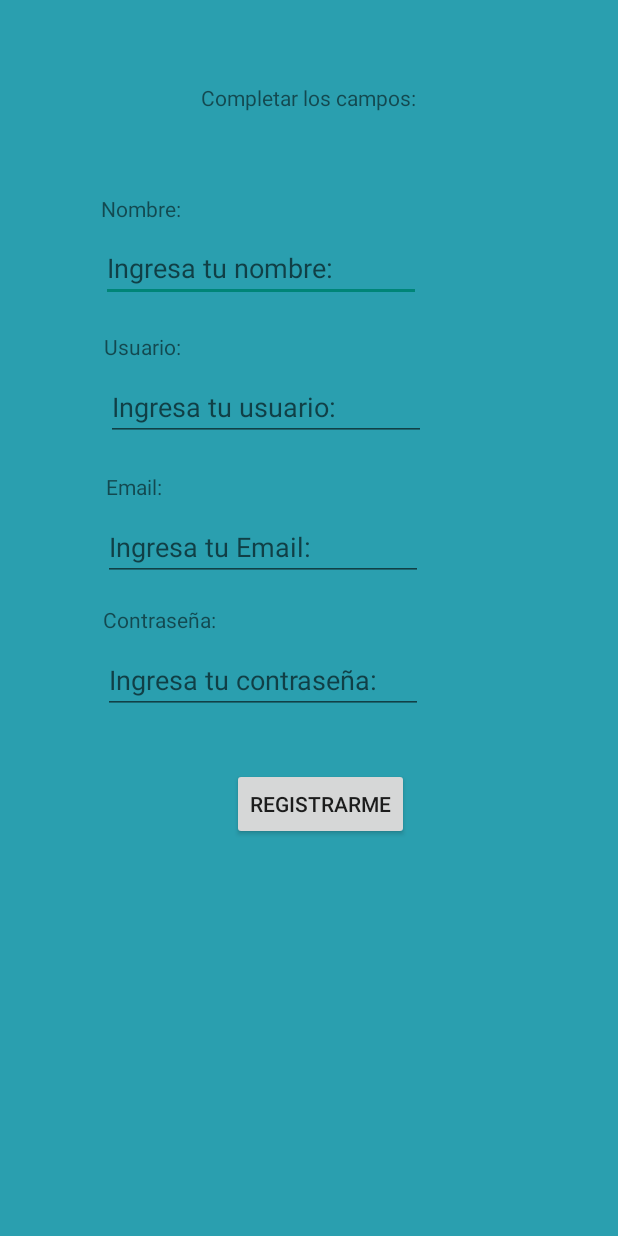
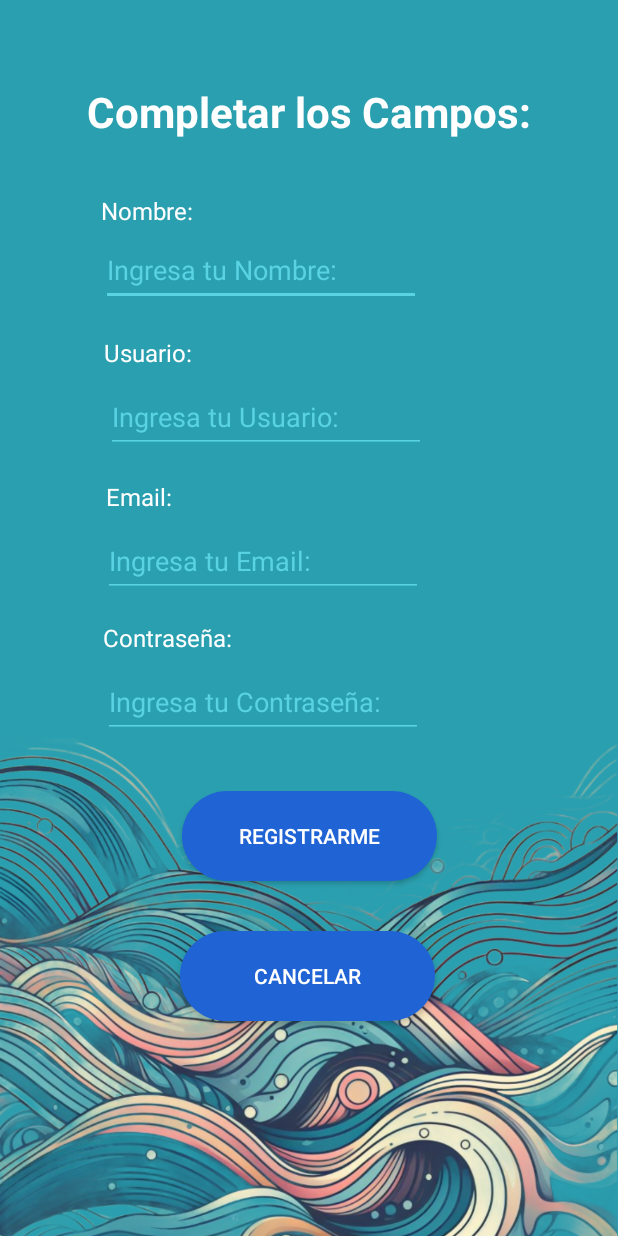
Before and after one commit to Alastor003/TaskApp, an Android app: the Registro screen opened directly, with no data from a screen before it, on a phone screen of 412 x 824 dp. Run offline under Robolectric (Android 15) with nearby library versions, the phone set to English and light mode, and no system bars.

Commit message:
cambios varios

```diff
--- a/app/src/main/java/com/example/taskapp/MainActivity.java
+++ b/app/src/main/java/com/example/taskapp/MainActivity.java
@@ -17,9 +17,7 @@ public class MainActivity extends AppCompatActivity {
         super.onCreate(savedInstanceState);
         setContentView(R.layout.activity_main);
 
-        //Casteo
         btnRegistro = findViewById(R.id.registrar);
-
 
         btnRegistro.setOnClickListener(new View.OnClickListener() {
             @Override
@@ -28,6 +26,5 @@ public class MainActivity extends AppCompatActivity {
                 startActivity(registro);
             }
         });
-
     }
 }
--- a/app/src/main/java/com/example/taskapp/Registro.java
+++ b/app/src/main/java/com/example/taskapp/Registro.java
@@ -2,13 +2,26 @@ package com.example.taskapp;
 
 import androidx.appcompat.app.AppCompatActivity;
 
+import android.content.Intent;
 import android.os.Bundle;
+import android.view.View;
+import android.widget.Button;
 
 public class Registro extends AppCompatActivity {
 
+    Button btnCancelar;
     @Override
     protected void onCreate(Bundle savedInstanceState) {
         super.onCreate(savedInstanceState);
         setContentView(R.layout.activity_registro);
+
+        btnCancelar = findViewById(R.id.btnCancelar);
+
+        btnCancelar.setOnClickListener(new View.OnClickListener() {
+            @Override
+            public void onClick(View view) {
+                finish();
+            }
+        });
     }
 }
--- a/app/src/main/res/layout/activity_main.xml
+++ b/app/src/main/res/layout/activity_main.xml
@@ -77,6 +77,7 @@
                 android:background="@drawable/custom_button"
                 android:textColor="@color/white"
                 android:text="@string/registrarse" />
+
         </LinearLayout>
 
     </LinearLayout>
--- a/app/src/main/res/layout/activity_registro.xml
+++ b/app/src/main/res/layout/activity_registro.xml
@@ -7,24 +7,55 @@
     android:background="@color/fondo"
     tools:context=".Registro">
 
+    <ImageView
+        android:id="@+id/imageView2"
+        android:layout_width="wrap_content"
+        android:layout_height="wrap_content"
+        android:scaleType="fitStart"
+        app:layout_constraintEnd_toEndOf="parent"
+        app:layout_constraintStart_toStartOf="parent"
+        app:layout_constraintTop_toBottomOf="@+id/edtContrasenia"
+        app:srcCompat="@drawable/registro" />
+
     <Button
         android:id="@+id/btnRegistrar"
-        android:layout_width="wrap_content"
-        android:layout_height="wrap_content"
-        android:layout_marginTop="36dp"
-        android:layout_marginEnd="9dp"
+        android:layout_width="170dp"
+        android:layout_height="60dp"
+        android:layout_gravity="center_horizontal"
+        android:layout_marginTop="35dp"
+        android:background="@drawable/custom_button"
+        android:gravity="center_horizontal|center_vertical"
         android:text="@string/btnRegistrarme"
-        app:layout_constraintEnd_toEndOf="@+id/edtContrasenia"
+        android:textColor="@color/white"
+        app:layout_constraintEnd_toEndOf="parent"
+        app:layout_constraintStart_toStartOf="parent"
         app:layout_constraintTop_toBottomOf="@+id/edtContrasenia" />
+
+    <Button
+        android:id="@+id/btnCancelar"
+        android:layout_width="170dp"
+        android:layout_height="60dp"
+        android:layout_gravity="center_horizontal"
+        android:background="@drawable/custom_button"
+        android:text="@string/btnCancelar"
+        android:textColor="@color/white"
+        app:layout_constraintBottom_toBottomOf="parent"
+        app:layout_constraintEnd_toEndOf="parent"
+        app:layout_constraintHorizontal_bias="0.497"
+        app:layout_constraintStart_toStartOf="parent"
+        app:layout_constraintTop_toBottomOf="@+id/btnRegistrar"
+        app:layout_constraintVertical_bias="0.19" />
 
     <TextView
         android:id="@+id/tvNombre"
-        android:layout_width="59dp"
-        android:layout_height="19dp"
+        android:layout_width="65dp"
+        android:layout_height="21dp"
         android:layout_marginStart="67dp"
         android:layout_marginTop="74dp"
         android:layout_marginBottom="73dp"
         android:text="@string/tvNombre"
+        android:textColor="@color/white"
+        android:textSize="16sp"
         app:layout_constraintBottom_toTopOf="@+id/tvUsuario"
         app:layout_constraintStart_toStartOf="parent"
         app:layout_constraintTop_toTopOf="@+id/tvRegistro" />
@@ -37,6 +68,9 @@
         android:ems="10"
         android:hint="@string/edtNombreHide"
         android:inputType="text"
+        android:minHeight="48dp"
+        android:textColorHint="@color/editext"
+        app:backgroundTint="@color/editext"
         app:layout_constraintStart_toStartOf="@+id/tvNombre"
         app:layout_constraintTop_toTopOf="parent" />
 
@@ -47,6 +81,8 @@
         android:layout_marginStart="2dp"
         android:layout_marginTop="20dp"
         android:text="@string/tvUsuario"
+        android:textColor="@color/white"
+        android:textSize="16sp"
         app:layout_constraintStart_toStartOf="@+id/edtNombre"
         app:layout_constraintTop_toBottomOf="@+id/edtNombre" />
 
@@ -54,9 +90,14 @@
         android:id="@+id/tvRegistro"
         android:layout_width="wrap_content"
         android:layout_height="wrap_content"
-        android:layout_marginStart="7dp"
         android:layout_marginTop="55dp"
+        android:layout_marginEnd="133dp"
+        android:fontFamily="sans-serif"
         android:text="@string/tvRegistro"
+        android:textColor="@color/white"
+        android:textSize="28sp"
+        android:textStyle="bold"
+        app:layout_constraintEnd_toEndOf="parent"
         app:layout_constraintStart_toEndOf="@+id/tvNombre"
         app:layout_constraintTop_toTopOf="parent" />
 
@@ -69,6 +110,9 @@
         android:ems="10"
         android:hint="@string/edtUsuarioHide"
         android:inputType="text"
+        android:minHeight="48dp"
+        android:textColorHint="@color/editext"
+        app:backgroundTint="@color/editext"
         app:layout_constraintStart_toStartOf="@+id/tvUsuario"
         app:layout_constraintTop_toBottomOf="@+id/tvUsuario" />
 
@@ -79,6 +123,8 @@
         android:layout_marginStart="2dp"
         android:layout_marginBottom="8dp"
         android:text="@string/tvEmail"
+        android:textColor="@color/white"
+        android:textSize="16sp"
         app:layout_constraintBottom_toTopOf="@+id/edtEmail"
         app:layout_constraintStart_toStartOf="@+id/edtEmail" />
 
@@ -91,6 +137,10 @@
         android:ems="10"
         android:hint="@string/edtEmailHide"
         android:inputType="text"
+
+        android:minHeight="48dp"
+        android:textColorHint="@color/editext"
+        app:backgroundTint="@color/editext"
         app:layout_constraintEnd_toEndOf="@+id/edtUsuario"
         app:layout_constraintTop_toBottomOf="@+id/edtUsuario" />
 
@@ -102,6 +152,9 @@
         android:ems="10"
         android:hint="@string/edtContraseniaHide"
         android:inputType="text"
+        android:minHeight="48dp"
+        android:textColorHint="@color/editext"
+        app:backgroundTint="@color/editext"
         app:layout_constraintStart_toStartOf="@+id/tvContrasenia"
         app:layout_constraintTop_toBottomOf="@+id/tvContrasenia" />
 
@@ -111,6 +164,11 @@
         android:layout_height="wrap_content"
         android:layout_marginTop="16dp"
         android:text="@string/tvContrasenia"
+        android:textColor="@color/white"
+        android:textSize="16sp"
         app:layout_constraintStart_toStartOf="@+id/edtEmail"
         app:layout_constraintTop_toBottomOf="@+id/edtEmail" />
+
+
+
 </androidx.constraintlayout.widget.ConstraintLayout>
--- a/app/src/main/res/values/strings.xml
+++ b/app/src/main/res/values/strings.xml
@@ -5,15 +5,16 @@
     <string name="pass">Ingrese su Contraseña</string>
     <string name="iniciar">Iniciar Sesión</string>
     <string name="registrarse">Registrarse</string>
-    <string name="tvRegistro">Completar los campos:</string>
+    <string name="tvRegistro">Completar los Campos:</string>
     <string name="tvNombre">Nombre:</string>
-    <string name="edtNombreHide">Ingresa tu nombre:</string>
+    <string name="edtNombreHide">Ingresa tu Nombre:</string>
     <string name="tvUsuario">Usuario:</string>
-    <string name="edtUsuarioHide">Ingresa tu usuario:</string>
+    <string name="edtUsuarioHide">Ingresa tu Usuario:</string>
     <string name="tvEmail">Email:</string>
     <string name="edtEmailHide">Ingresa tu Email:</string>
     <string name="tvContrasenia">Contraseña:</string>
-    <string name="edtContraseniaHide">Ingresa tu contraseña:</string>
+    <string name="edtContraseniaHide">Ingresa tu Contraseña:</string>
     <string name="btnRegistrarme">Registrarme</string>
+    <string name="btnCancelar">Cancelar</string>
 
 </resources>
```
Also changed, not shown: app/src/main/res/drawable/registro.png (added).
